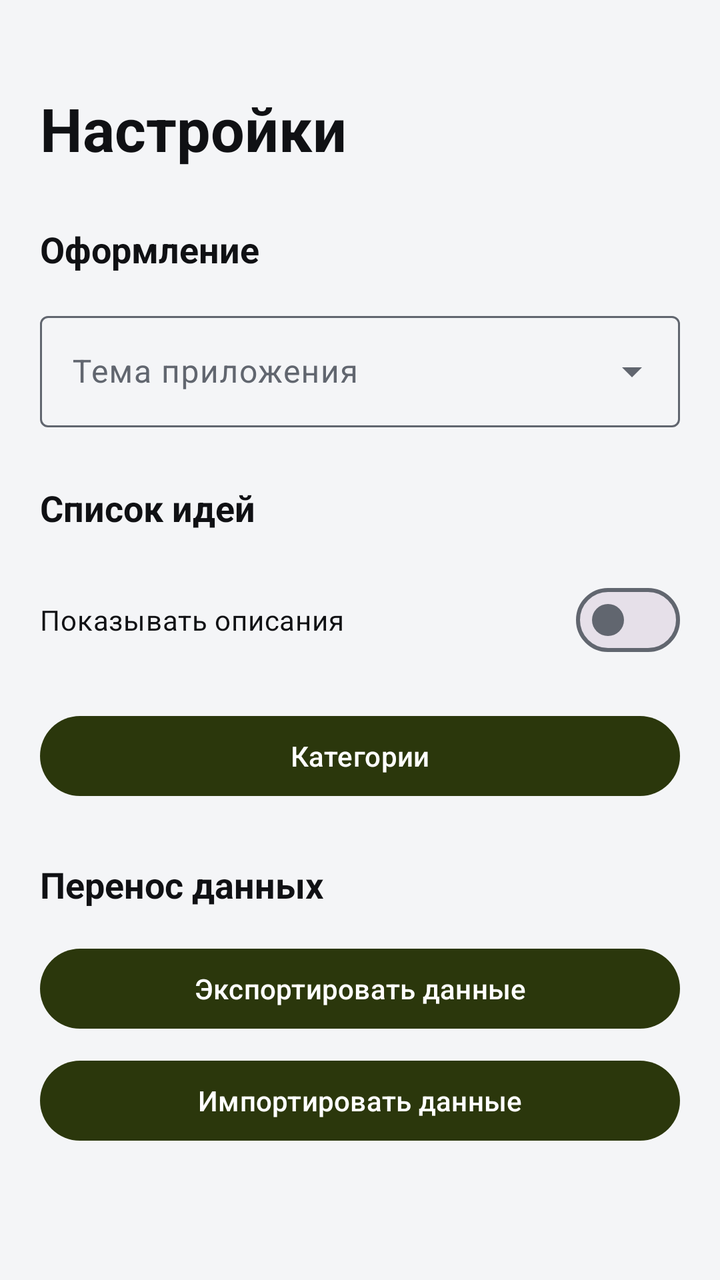
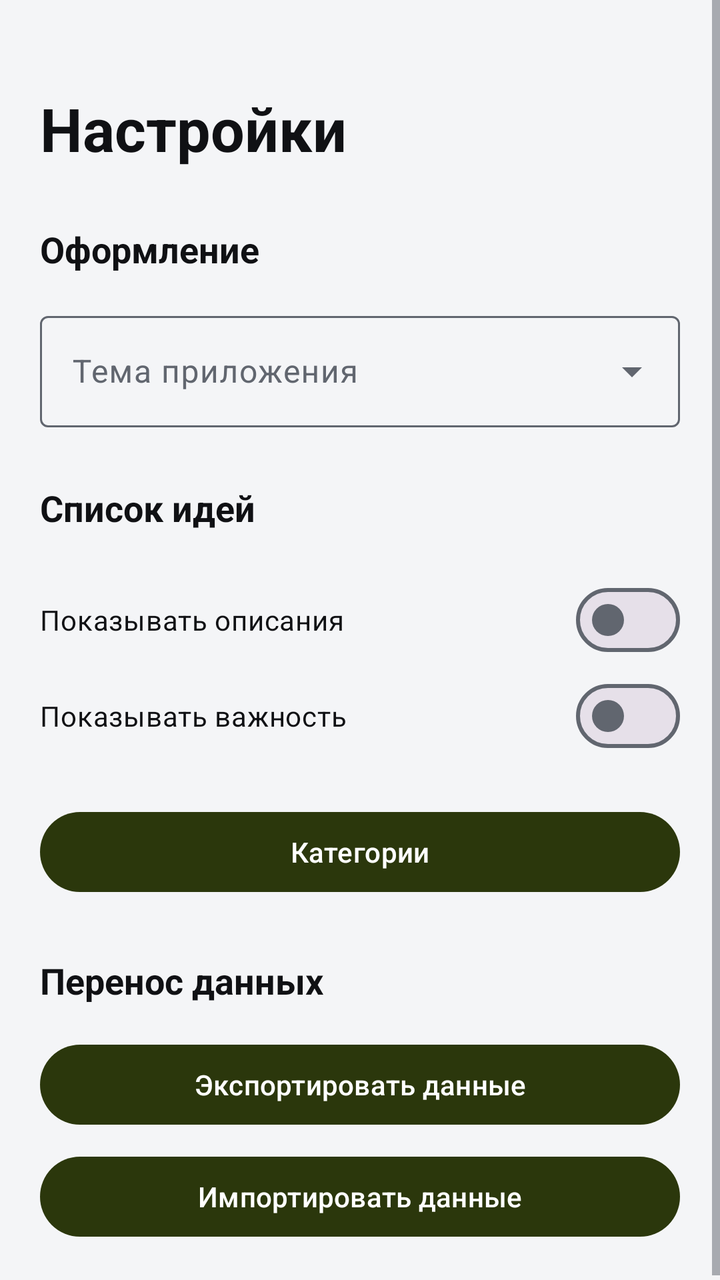

An Android layout rendered at two revisions. The XML below is the earlier revision; the diff shows what the commit changed to produce the second picture.
<!-- AndroidManifest.xml: application theme Theme.Ideas -->
<!-- res/layout/fragment_settings.xml -->
<?xml version="1.0" encoding="utf-8"?>
<ScrollView xmlns:android="http://schemas.android.com/apk/res/android"
    android:layout_width="match_parent" android:layout_height="match_parent"
    android:background="?android:attr/colorBackground" android:fillViewport="true">

    <LinearLayout
        android:layout_width="match_parent" android:layout_height="wrap_content"
        android:orientation="vertical" android:padding="20dp">

        <TextView
            android:layout_width="wrap_content" android:layout_height="wrap_content"
            android:layout_marginTop="24dp" android:text="@string/settings_title"
            android:textColor="@color/text_primary" android:textSize="30sp" android:textStyle="bold" />

        <TextView
            android:layout_width="match_parent" android:layout_height="wrap_content"
            android:layout_marginTop="28dp" android:text="@string/settings_appearance"
            android:textColor="@color/text_primary" android:textSize="18sp" android:textStyle="bold" />

        <com.google.android.material.textfield.TextInputLayout
            style="@style/Widget.Material3.TextInputLayout.OutlinedBox.ExposedDropdownMenu"
            android:layout_width="match_parent" android:layout_height="wrap_content"
            android:layout_marginTop="16dp" android:hint="@string/settings_theme" android:saveEnabled="false">
            <com.google.android.material.textfield.MaterialAutoCompleteTextView
                android:id="@+id/themeInput" android:layout_width="match_parent"
                android:layout_height="wrap_content" android:inputType="none" android:saveEnabled="false" />
        </com.google.android.material.textfield.TextInputLayout>

        <TextView
            android:layout_width="match_parent" android:layout_height="wrap_content"
            android:layout_marginTop="28dp" android:text="@string/settings_list"
            android:textColor="@color/text_primary" android:textSize="18sp" android:textStyle="bold" />

        <com.google.android.material.materialswitch.MaterialSwitch
            android:id="@+id/showDescriptionsSwitch" android:layout_width="match_parent"
            android:layout_height="wrap_content" android:minHeight="48dp" android:layout_marginTop="20dp"
            android:text="@string/settings_show_descriptions" android:textColor="@color/text_primary" />

        <com.google.android.material.button.MaterialButton
            android:id="@+id/categoriesButton" android:layout_width="match_parent"
            android:layout_height="wrap_content" android:layout_marginTop="20dp"
            android:text="@string/categories_title" />

        <TextView
            android:layout_width="match_parent" android:layout_height="wrap_content"
            android:layout_marginTop="28dp" android:text="@string/settings_backup"
            android:textColor="@color/text_primary" android:textSize="18sp" android:textStyle="bold" />

        <com.google.android.material.button.MaterialButton
            android:id="@+id/exportButton" android:layout_width="match_parent"
            android:layout_height="wrap_content" android:layout_marginTop="16dp"
            android:text="@string/backup_export" />

        <com.google.android.material.button.MaterialButton
            android:id="@+id/importButton" android:layout_width="match_parent"
            android:layout_height="wrap_content" android:layout_marginTop="8dp"
            android:text="@string/backup_import" />

        <ProgressBar
            android:id="@+id/transferProgress" android:layout_width="32dp"
            android:layout_height="32dp" android:layout_gravity="center_horizontal"
            android:layout_marginTop="12dp" android:visibility="gone"
            android:indeterminateTint="@color/accent" />
    </LinearLayout>
</ScrollView>
<!-- resources referenced by this layout -->
<resources>
  <color name="accent">#2B370C</color>
  <color name="text_primary">#101114</color>
  <string name="backup_export">Экспортировать данные</string>
  <string name="backup_import">Импортировать данные</string>
  <string name="categories_title">Категории</string>
  <string name="settings_appearance">Оформление</string>
  <string name="settings_backup">Перенос данных</string>
  <string name="settings_list">Список идей</string>
  <string name="settings_show_descriptions">Показывать описания</string>
  <string name="settings_theme">Тема приложения</string>
  <string name="settings_title">Настройки</string>
  <style name="Theme.Ideas" parent="Base.Theme.Ideas" />
  <style name="Base.Theme.Ideas" parent="Theme.Material3.DayNight.NoActionBar">
          <item name="colorPrimary">@color/accent</item>
          <item name="colorOnPrimary">@color/on_accent</item>
          <item name="colorSecondary">@color/accent</item>
          <item name="colorOnSecondary">@color/on_accent</item>
          <item name="colorSecondaryContainer">@color/surface_variant</item>
          <item name="colorOnSecondaryContainer">@color/accent</item>
          <item name="colorOnSurfaceVariant">@color/text_secondary</item>
          <item name="colorOutline">@color/text_secondary</item>
  
          <item name="android:colorBackground">@color/background</item>
          <item name="colorSurface">@color/surface</item>
          <item name="colorSurfaceVariant">@color/surface_variant</item>
          <item name="colorOnSurface">@color/text_primary</item>
          <item name="colorOnBackground">@color/text_primary</item>
  
          <item name="android:statusBarColor">@color/background</item>
          <item name="android:navigationBarColor">@color/background</item>
          <item name="android:windowLightStatusBar">@bool/light_system_bars</item>
          <item name="android:textColorPrimary">@color/text_primary</item>
          <item name="android:textColorSecondary">@color/text_secondary</item>
      </style>
  <color name="on_accent">#FFFFFF</color>
  <color name="surface_variant">#EBEDF0</color>
  <color name="text_secondary">#61666F</color>
  <color name="background">#F4F5F7</color>
  <color name="surface">#FFFFFF</color>
</resources>

<!-- the commit's change to res/layout/fragment_settings.xml (unified diff, before → after) -->
@@ -36,6 +36,11 @@
             android:layout_height="wrap_content" android:minHeight="48dp" android:layout_marginTop="20dp"
             android:text="@string/settings_show_descriptions" android:textColor="@color/text_primary" />
 
+        <com.google.android.material.materialswitch.MaterialSwitch
+            android:id="@+id/showImportanceSwitch" android:layout_width="match_parent"
+            android:layout_height="wrap_content" android:minHeight="48dp"
+            android:text="@string/settings_show_importance" android:textColor="@color/text_primary" />
+
         <com.google.android.material.button.MaterialButton
             android:id="@+id/categoriesButton" android:layout_width="match_parent"
             android:layout_height="wrap_content" android:layout_marginTop="20dp"
<!-- resource entries referenced after the edit -->
@@ -9,6 +9,7 @@
   <string name="settings_backup">Перенос данных</string>
   <string name="settings_list">Список идей</string>
   <string name="settings_show_descriptions">Показывать описания</string>
+  <string name="settings_show_importance">Показывать важность</string>
   <string name="settings_theme">Тема приложения</string>
   <string name="settings_title">Настройки</string>
   <style name="Theme.Ideas" parent="Base.Theme.Ideas" />
